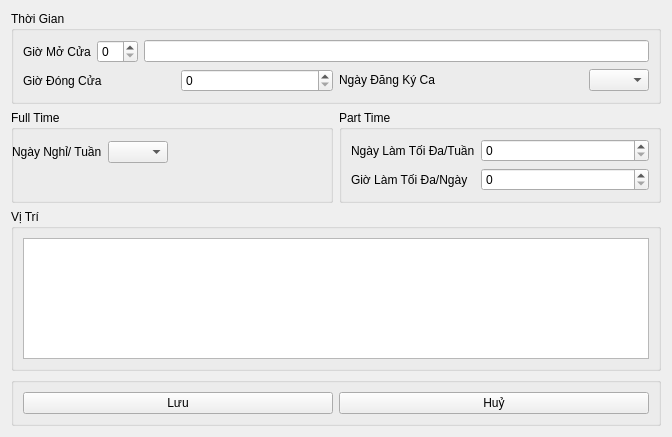
Old version of the form src/view/Setting_View.ui in the repository vttaan/OOP---Management-Application-Project.
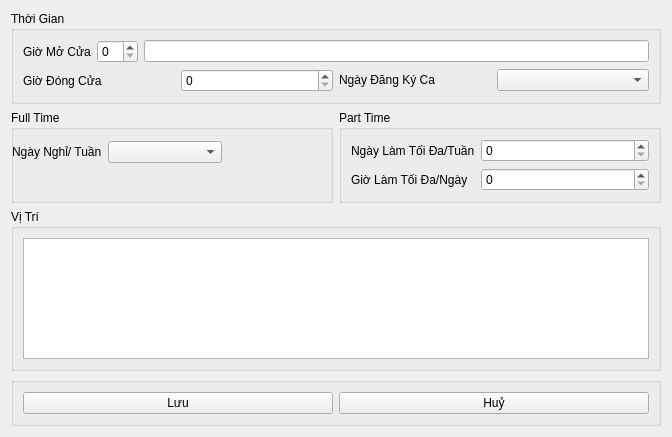
New version of the form.

Commit message: change UI Setting view, fix dashboard and sidebar

What changed in the file:
```diff
--- a/src/view/Setting_View.ui
+++ b/src/view/Setting_View.ui
@@ -72,12 +72,6 @@
           </item>
           <item>
            <widget class="QComboBox" name="comboBoxDateRegis">
-            <property name="maximumSize">
-             <size>
-              <width>60</width>
-              <height>16777215</height>
-             </size>
-            </property>
            </widget>
           </item>
          </layout>
@@ -113,12 +107,6 @@
          </item>
          <item row="0" column="1">
           <widget class="QComboBox" name="comboBoxFullTime">
-           <property name="maximumSize">
-            <size>
-             <width>60</width>
-             <height>16777215</height>
-            </size>
-           </property>
           </widget>
          </item>
         </layout>
```
The commit also changes 26 other files.
